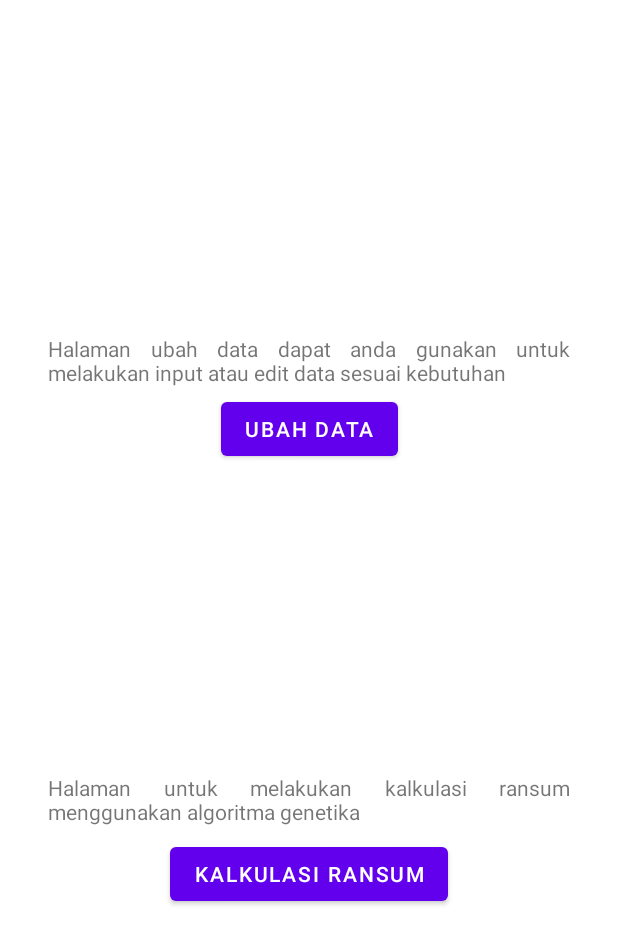
After one commit to narandharanggi/rasp, an Android app: the layout activity_menu.xml on its own in the app's theme, with its tools: preview values and no code run, on a phone screen of 412 x 824 dp. The commit adds this screen. Shown: the top 944 px of the screen. Run offline under Robolectric (Android 15) with nearby library versions, the phone set to English and light mode, and no system bars.

Commit message:
add splash screen and utils menu

```diff
--- /dev/null
+++ b/app/src/main/java/com/cun/rasp/view/SplashActivity.java
@@ -0,0 +1,28 @@
+package com.cun.rasp.view;
+
+import androidx.appcompat.app.AppCompatActivity;
+
+import android.content.Intent;
+import android.os.Bundle;
+import android.os.Handler;
+
+import com.cun.rasp.MainActivity;
+import com.cun.rasp.R;
+
+public class SplashActivity extends AppCompatActivity {
+
+    @Override
+    protected void onCreate(Bundle savedInstanceState) {
+        super.onCreate(savedInstanceState);
+        setContentView(R.layout.activity_splash);
+
+        Handler handler = new Handler();
+        handler.postDelayed(new Runnable() {
+            @Override
+            public void run() {
+                startActivity(new Intent(SplashActivity.this, MainActivity.class));
+                finish();
+            }
+        }, 3000);
+    }
+}
--- /dev/null
+++ b/app/src/main/res/layout/activity_menu.xml
@@ -0,0 +1,90 @@
+<?xml version="1.0" encoding="utf-8"?>
+<androidx.constraintlayout.widget.ConstraintLayout xmlns:android="http://schemas.android.com/apk/res/android"
+    xmlns:app="http://schemas.android.com/apk/res-auto"
+    xmlns:tools="http://schemas.android.com/tools"
+    android:layout_width="match_parent"
+    android:layout_height="match_parent"
+    tools:context=".view.MenuActivity">
+
+    <androidx.constraintlayout.widget.ConstraintLayout
+        android:id="@+id/UbahData_kotak"
+        android:layout_width="match_parent"
+        android:layout_height="wrap_content"
+        app:layout_constraintBottom_toTopOf="@+id/Menu_kotak"
+        app:layout_constraintEnd_toEndOf="parent"
+        app:layout_constraintHorizontal_bias="0.5"
+        app:layout_constraintStart_toStartOf="parent"
+        app:layout_constraintTop_toTopOf="parent"
+        app:layout_constraintVertical_bias="0.407">
+
+        <TextView
+            android:id="@+id/UbahData_title"
+            android:layout_width="match_parent"
+            android:layout_height="wrap_content"
+            android:layout_marginStart="32dp"
+            android:layout_marginTop="16dp"
+            android:layout_marginEnd="32dp"
+            android:justificationMode="inter_word"
+            android:text="Halaman ubah data dapat anda gunakan untuk melakukan input atau edit data sesuai kebutuhan"
+            app:layout_constraintBottom_toBottomOf="parent"
+            app:layout_constraintEnd_toEndOf="parent"
+            app:layout_constraintHorizontal_bias="0.0"
+            app:layout_constraintStart_toStartOf="parent"
+            app:layout_constraintTop_toTopOf="parent"
+            app:layout_constraintVertical_bias="0.362" />
+
+        <Button
+            android:id="@+id/UbahData_btn"
+            android:layout_width="wrap_content"
+            android:layout_height="wrap_content"
+            android:layout_marginTop="4dp"
+            android:text="ubah data"
+            app:layout_constraintEnd_toEndOf="parent"
+            app:layout_constraintStart_toStartOf="parent"
+            app:layout_constraintTop_toBottomOf="@+id/UbahData_title"
+            tools:ignore="NotSibling" />
+
+    </androidx.constraintlayout.widget.ConstraintLayout>
+
+    <androidx.constraintlayout.widget.ConstraintLayout
+        android:id="@+id/Menu_kotak"
+        android:layout_width="match_parent"
+        android:layout_height="wrap_content"
+        android:layout_marginBottom="24dp"
+        app:layout_constraintBottom_toBottomOf="parent"
+        app:layout_constraintTop_toBottomOf="@+id/UbahData_kotak"
+        app:layout_constraintVertical_bias="0.091"
+        tools:layout_editor_absoluteX="0dp">
+
+        <TextView
+            android:id="@+id/Menu_title"
+            android:layout_width="match_parent"
+            android:layout_height="wrap_content"
+            android:layout_marginStart="32dp"
+            android:layout_marginTop="16dp"
+            android:layout_marginEnd="32dp"
+            android:justificationMode="inter_word"
+            android:text="Halaman untuk melakukan kalkulasi ransum menggunakan algoritma genetika"
+            app:layout_constraintBottom_toBottomOf="parent"
+            app:layout_constraintEnd_toEndOf="parent"
+            app:layout_constraintHorizontal_bias="0.0"
+            app:layout_constraintStart_toStartOf="parent"
+            app:layout_constraintTop_toTopOf="parent"
+            app:layout_constraintVertical_bias="0.136" />
+
+        <Button
+            android:id="@+id/Menu_btn"
+            android:layout_width="wrap_content"
+            android:layout_height="wrap_content"
+            android:layout_marginTop="8dp"
+            android:layout_marginBottom="16dp"
+            android:text="Kalkulasi Ransum"
+            app:layout_constraintBottom_toBottomOf="parent"
+            app:layout_constraintEnd_toEndOf="parent"
+            app:layout_constraintHorizontal_bias="0.5"
+            app:layout_constraintStart_toStartOf="parent"
+            app:layout_constraintTop_toBottomOf="@+id/Menu_title" />
+
+    </androidx.constraintlayout.widget.ConstraintLayout>
+
+</androidx.constraintlayout.widget.ConstraintLayout>
--- a/app/src/main/res/values/colors.xml
+++ b/app/src/main/res/values/colors.xml
@@ -8,6 +8,8 @@
     <color name="black">#FF000000</color>
     <color name="white">#FFFFFFFF</color>
     //addition
+    <color name="primaryDark">#192a56</color>
+    <color name="primaryLight">#273c75</color>
     <color name="colorPrimary">#41D3BD</color>
     <color name="colorPrimaryDark">#41D3BD</color>
     <color name="colorAccent">#FDA14F</color>
```
Also changed, not shown: app/src/main/AndroidManifest.xml (+14 -4 lines), app/src/main/java/com/cun/rasp/view/MenuActivity.java (added, +16 -0 lines), app/src/main/java/com/cun/rasp/view/UbahDataActivity.java (added, +16 -0 lines), app/src/main/res/layout/activity_splash.xml (added, +24 -0 lines), app/src/main/res/layout/activity_ubah_data.xml (added, +9 -0 lines).
